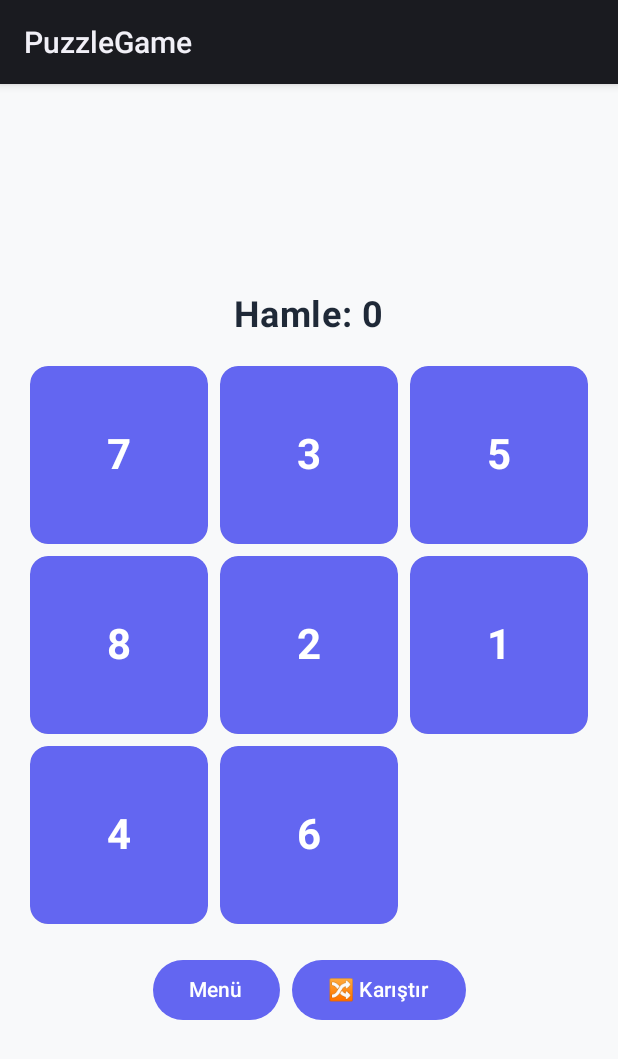
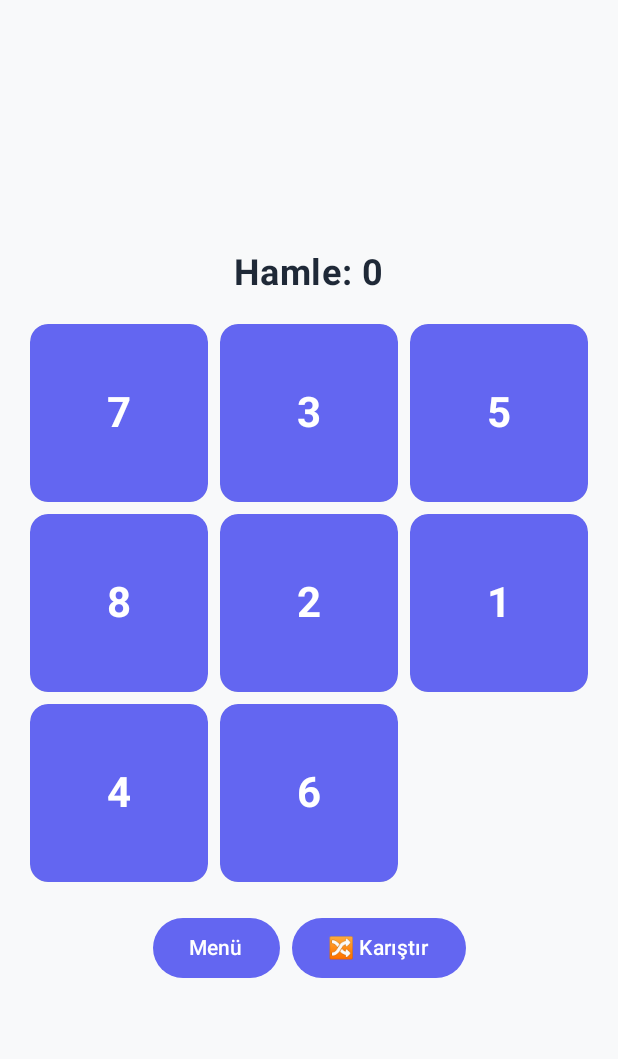
Before and after one commit to fahrettinaltay/PuzzleGame, an Android app built with Jetpack Compose: the screen it shows after launch (PuzzleActivity), after a tap on "🟢 Kolay (3×3)", on a phone screen of 412 x 824 dp. Shown: the top 1059 px of the screen. Run offline under Robolectric (Android 15) with nearby library versions, the phone set to English and light mode, and no system bars.

Commit message:
Removed the status bar

```diff
--- a/app/build.gradle.kts
+++ b/app/build.gradle.kts
@@ -57,8 +57,6 @@ dependencies {
     implementation("androidx.datastore:datastore-preferences:1.1.1")
 
     implementation("androidx.core:core-ktx:1.15.0")
-    implementation("androidx.appcompat:appcompat:1.7.0")
-    implementation("com.google.android.material:material:1.12.0")
 
     testImplementation("junit:junit:4.13.2")
     androidTestImplementation("androidx.test.ext:junit:1.2.1")
--- a/app/src/main/AndroidManifest.xml
+++ b/app/src/main/AndroidManifest.xml
@@ -13,7 +13,8 @@
         tools:targetApi="31">
         <activity
             android:name=".StartActivity"
-            android:exported="true">
+            android:exported="true"
+            android:theme="@style/Theme.PuzzleGame.NoActionBar">
             <intent-filter>
                 <action android:name="android.intent.action.MAIN" />
 
@@ -22,6 +23,7 @@
         </activity>
         <activity
             android:name=".PuzzleActivity"
+            android:theme="@style/Theme.PuzzleGame.NoActionBar"
             android:exported="false" />
     </application>
 
--- a/app/src/main/java/com/mey/puzzlegame/PuzzleActivity.kt
+++ b/app/src/main/java/com/mey/puzzlegame/PuzzleActivity.kt
@@ -24,6 +24,7 @@ import androidx.compose.ui.text.font.FontWeight
 import androidx.compose.ui.tooling.preview.Preview
 import androidx.compose.ui.unit.dp
 import androidx.compose.ui.unit.sp
+import androidx.core.view.WindowCompat
 import androidx.lifecycle.ViewModel
 import androidx.lifecycle.ViewModelProvider
 import androidx.lifecycle.viewModelScope
@@ -169,7 +170,9 @@ class PuzzleViewModelFactory(private val dataStore: SettingsDataStore) : ViewMod
 }
 
 class PuzzleActivity : ComponentActivity() {
+
     override fun onCreate(savedInstanceState: Bundle?) {
+        WindowCompat.setDecorFitsSystemWindows(window, false)
         super.onCreate(savedInstanceState)
         val size = intent.getIntExtra("SIZE", 3).coerceAtLeast(3)
         val dataStore = SettingsDataStore(this)
@@ -260,7 +263,8 @@ fun PuzzleScreen(
         Column(
             modifier = Modifier
                 .fillMaxSize()
-                .padding(16.dp),
+                .padding(16.dp)
+                .systemBarsPadding(), // Add padding for system bars for edge-to-edge
             horizontalAlignment = Alignment.CenterHorizontally,
             verticalArrangement = Arrangement.Center
         ) {
--- a/app/src/main/java/com/mey/puzzlegame/StartActivity.kt
+++ b/app/src/main/java/com/mey/puzzlegame/StartActivity.kt
@@ -5,15 +5,7 @@ import android.os.Bundle
 import androidx.activity.ComponentActivity
 import androidx.activity.compose.setContent
 import androidx.compose.foundation.isSystemInDarkTheme
-import androidx.compose.foundation.layout.Arrangement
-import androidx.compose.foundation.layout.Column
-import androidx.compose.foundation.layout.Row
-import androidx.compose.foundation.layout.Spacer
-import androidx.compose.foundation.layout.fillMaxSize
-import androidx.compose.foundation.layout.fillMaxWidth
-import androidx.compose.foundation.layout.height
-import androidx.compose.foundation.layout.padding
-import androidx.compose.foundation.layout.width
+import androidx.compose.foundation.layout.*
 import androidx.compose.foundation.shape.RoundedCornerShape
 import androidx.compose.material3.Button
 import androidx.compose.material3.MaterialTheme
@@ -30,6 +22,7 @@ import androidx.compose.ui.text.font.FontWeight
 import androidx.compose.ui.tooling.preview.Preview
 import androidx.compose.ui.unit.dp
 import androidx.compose.ui.unit.sp
+import androidx.core.view.WindowCompat
 import androidx.lifecycle.ViewModel
 import androidx.lifecycle.ViewModelProvider
 import androidx.lifecycle.viewModelScope
@@ -69,8 +62,10 @@ class StartViewModelFactory(private val dataStore: SettingsDataStore) : ViewMode
 }
 
 class StartActivity : ComponentActivity() {
+
     override fun onCreate(savedInstanceState: Bundle?) {
         super.onCreate(savedInstanceState)
+        WindowCompat.setDecorFitsSystemWindows(window, false)
 
         val dataStore = SettingsDataStore(this)
 
@@ -101,6 +96,7 @@ fun StartScreen(
         Column(
             modifier = Modifier
                 .fillMaxSize()
+                .systemBarsPadding()
                 .padding(24.dp),
             horizontalAlignment = Alignment.CenterHorizontally,
             verticalArrangement = Arrangement.Center
--- a/app/src/main/res/values-night/themes.xml
+++ b/app/src/main/res/values-night/themes.xml
@@ -1,12 +1,9 @@
 <?xml version="1.0" encoding="utf-8"?>
 <resources>
-    <!--
-    Base application theme for night mode.
-    This theme is applied to the splash screen and is the entry point theme.
-    The actual theme is controlled by Jetpack Compose in PuzzleGameTheme.
-    -->
-    <style name="Theme.PuzzleGame" parent="android:Theme.DeviceDefault.NoActionBar">
-        <!-- Set the background color for the splash screen or initial window -->
+    <!-- Base application theme for night mode. -->
+    <style name="Theme.PuzzleGame" parent="android:Theme.Material">
+        <item name="android:windowActionBar">false</item>
+        <item name="android:windowNoTitle">true</item>
         <item name="android:windowBackground">@android:color/black</item>
     </style>
 </resources>
--- a/app/src/main/res/values/themes.xml
+++ b/app/src/main/res/values/themes.xml
@@ -1,12 +1,9 @@
 <?xml version="1.0" encoding="utf-8"?>
 <resources>
-    <!--
-    Base application theme.
-    This theme is applied to the splash screen and is the entry point theme.
-    The actual theme is controlled by Jetpack Compose in PuzzleGameTheme.
-    -->
-    <style name="Theme.PuzzleGame" parent="android:Theme.DeviceDefault.NoActionBar">
-        <!-- Set the background color for the splash screen or initial window -->
+    <!-- Base application theme. -->
+    <style name="Theme.PuzzleGame.NoActionBar" parent="android:Theme.Material.Light.NoActionBar">
+        <item name="android:windowActionBar">false</item>
+        <item name="android:windowNoTitle">true</item>
         <item name="android:windowBackground">@android:color/white</item>
     </style>
 </resources>
```
